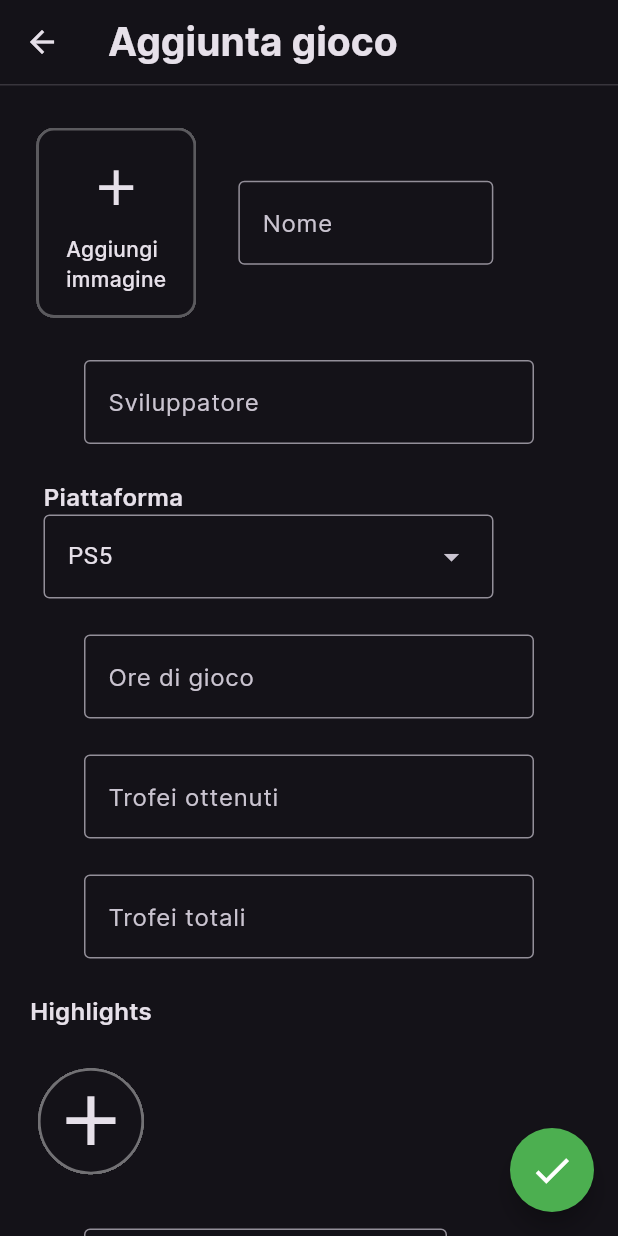
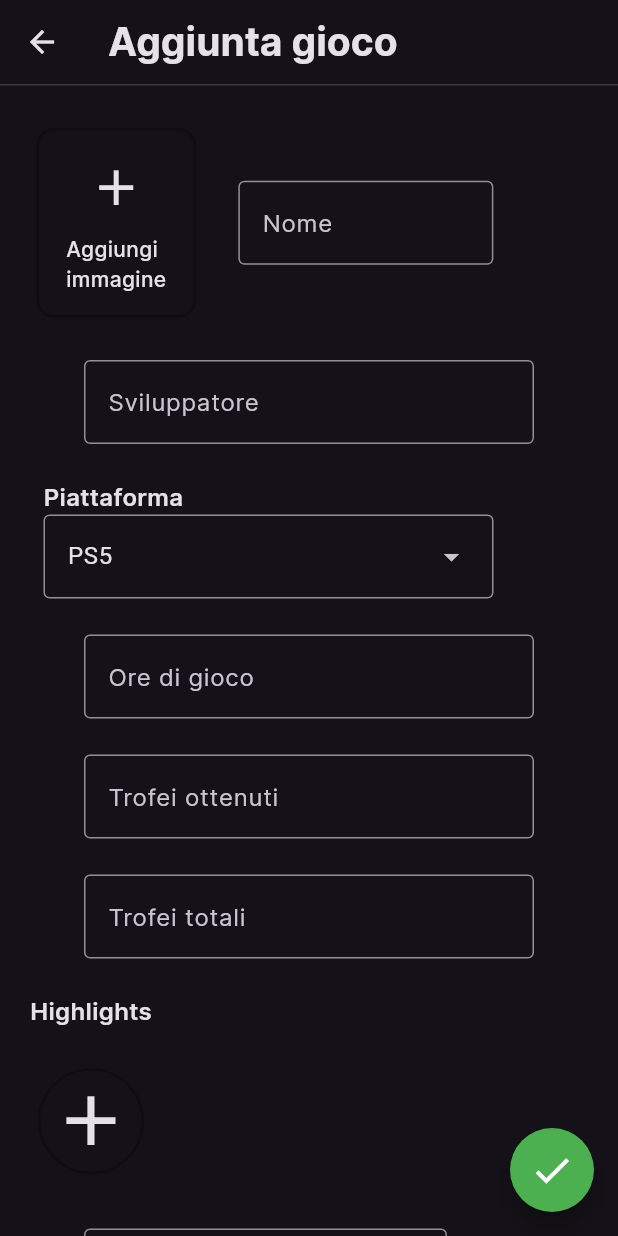
Before and after one commit to ShyVortex/game-tracker, a Flutter app: the AddGamePage screen opened directly, on a phone screen of 412 x 824 dp. Run offline on Flutter 3.47's test engine with Material 3 defaults, Android fonts, the phone set to English and light mode, and no system bars; our stand-ins replace flutter_map, flutter_riverpod, geolocator, image_picker, latlong2, shared_preferences; missing offline and left inert: bcrypt, osm_nominatim; accounts and stored records are empty.

Commit message:
fixed bug

```diff
--- a/lib/pages/favorite/favorite_page.dart
+++ b/lib/pages/favorite/favorite_page.dart
@@ -96,7 +96,8 @@ class _FavoritePageState extends State<FavoritePage> {
 
   @override
   Widget build(BuildContext context) {
-    return SafeArea(
+    return
+    SafeArea(
         child: Scaffold(
             body: Padding(
       padding: const EdgeInsets.only(top: 4),
--- a/lib/pages/library/add_game_page.dart
+++ b/lib/pages/library/add_game_page.dart
@@ -130,7 +130,7 @@ Future<void> _performInsert(int idPlayer) async {
 
 
 
-
+      try{
       await _gamePlayerservice.performGameInsert(gameToInsert, idPlayer, gamePlayerToInsert);
 
      Navigator.push(
@@ -138,7 +138,11 @@ Future<void> _performInsert(int idPlayer) async {
                       MaterialPageRoute(
                           builder: (context) =>   const NavigationPage())
                     );
-
+      } catch(error){
+         ScaffoldMessenger.of(context).showSnackBar(const SnackBar(
+                  content: Text('Problemi di connessione. Riprova più tardi'),
+                ));
+      }
 
 }
 
@@ -188,13 +192,7 @@ Future<void> _performInsert(int idPlayer) async {
                                               shape: RoundedRectangleBorder(
                                                 borderRadius: BorderRadius.circular(12),
                                                 side: BorderSide(
-                                                  color: GameTracker.isLightOrDark(context) ==
-                                                              "Light"
-                                                          ? Colors.black
-                                                              .withOpacity(0.25)
-                                                          : Colors.white
-                                                              .withOpacity(
-                                                                  0.3),
+                                                  color: Colors.black.withOpacity(0.25),
                                                   width: 2,
                                                 ),
                                               ),
@@ -376,15 +374,8 @@ Future<void> _performInsert(int idPlayer) async {
                                               Card.outlined(
                                                 shape: CircleBorder(
                                                   side: BorderSide(
-                                                    color: GameTracker.isLightOrDark(context)
-                                                                == "Light"
-                                                              ? Colors.black
-                                                                  .withOpacity(
-                                                                      0.25)
-                                                              : Colors.white
-                                                                  .withOpacity(
-                                                                      0.4),
-                                                          width: 2,
+                                                    color: Colors.black.withOpacity(0.25),
+                                                    width: 2,
                                                   ),
                                                 ),
                                                 clipBehavior: Clip.hardEdge,
--- a/lib/pages/library/edit_game_page.dart
+++ b/lib/pages/library/edit_game_page.dart
@@ -65,7 +65,7 @@ class _EditGamePageState extends State<EditGamePage> {
          Navigator.push(
                       context,
                       MaterialPageRoute(
-                          builder: (context) =>  NavigationPage())
+                          builder: (context) => const  NavigationPage())
                     );
       }
     else {
--- a/lib/pages/library/library_page.dart
+++ b/lib/pages/library/library_page.dart
@@ -1,6 +1,7 @@
 import 'dart:convert';
 
 import 'package:flutter/material.dart';
+import 'package:flutter/services.dart';
 import 'package:flutter_riverpod/flutter_riverpod.dart';
 import 'package:game_tracker/pages/library/add_game_page.dart';
 import 'package:game_tracker/controller/playerService.dart';
@@ -102,7 +103,8 @@ class LibraryPageState extends State<LibraryPage> {
 
   @override
   Widget build(BuildContext context) {
-    return SafeArea(
+    return
+    SafeArea(
         child: Scaffold(
           body: Padding(
               padding: const EdgeInsets.only(top: 4),
```
Also changed, not shown: lib/pages/navigationBar/navigation_page.dart (+12 -2 lines).
